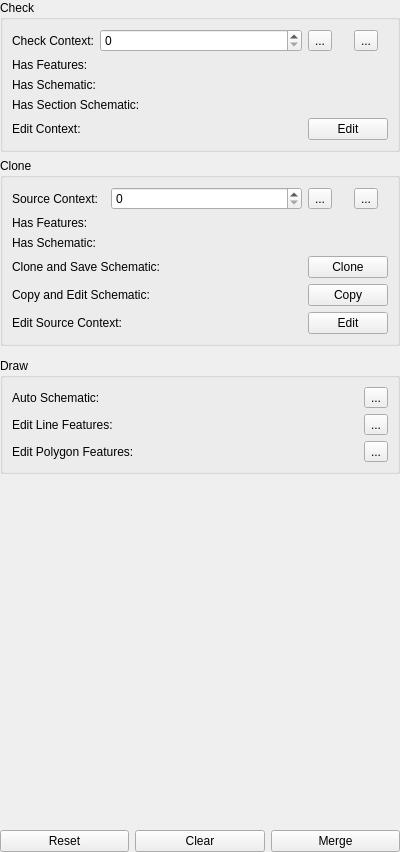
Above: src/schematic_widget_base.ui from lparchaeology/ArkPlan before the change. Below: the same form after it.
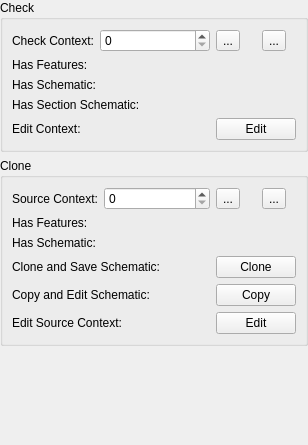
That is the form after the change. Icons and pictures are not drawn. Custom widgets are drawn as their Qt base class.

The edit to the form file:
```diff
--- a/src/schematic_widget_base.ui
+++ b/src/schematic_widget_base.ui
@@ -6,58 +6,25 @@
    <rect>
     <x>0</x>
     <y>0</y>
-    <width>400</width>
-    <height>852</height>
+    <width>308</width>
+    <height>445</height>
    </rect>
   </property>
   <property name="windowTitle">
    <string>Form</string>
   </property>
-  <layout class="QVBoxLayout" name="verticalLayout_2">
+  <layout class="QGridLayout" name="gridLayout">
    <property name="margin">
     <number>0</number>
    </property>
-   <item>
-    <widget class="QScrollArea" name="scrollArea">
-     <property name="sizePolicy">
-      <sizepolicy hsizetype="MinimumExpanding" vsizetype="Expanding">
-       <horstretch>0</horstretch>
-       <verstretch>0</verstretch>
-      </sizepolicy>
-     </property>
-     <property name="frameShape">
-      <enum>QFrame::NoFrame</enum>
-     </property>
-     <property name="widgetResizable">
-      <bool>true</bool>
-     </property>
-     <widget class="QWidget" name="scrollAreaWidgetContents">
-      <property name="geometry">
-       <rect>
-        <x>0</x>
-        <y>0</y>
-        <width>400</width>
-        <height>810</height>
-       </rect>
-      </property>
-      <layout class="QVBoxLayout" name="verticalLayout">
-       <property name="margin">
-        <number>0</number>
-       </property>
-       <item>
+   <item row="0" column="0">
         <widget class="QGroupBox" name="checkGroup">
          <property name="title">
           <string>Check</string>
          </property>
-         <layout class="QGridLayout" name="gridLayout_5">
-          <item row="2" column="7" alignment="Qt::AlignHCenter">
-           <widget class="QLabel" name="contextDataStatusLabel">
-            <property name="maximumSize">
-             <size>
-              <width>16</width>
-              <height>16</height>
-             </size>
-            </property>
+     <layout class="QGridLayout" name="gridLayout_6">
+      <item row="3" column="6" colspan="2" alignment="Qt::AlignHCenter">
+       <widget class="QLabel" name="contextSchematicStatusLabel_2">
             <property name="text">
              <string/>
             </property>
@@ -66,6 +33,13 @@
             </property>
            </widget>
           </item>
+      <item row="5" column="6" colspan="2">
+       <widget class="QPushButton" name="editContextButton_2">
+        <property name="text">
+         <string>Edit</string>
+        </property>
+       </widget>
+      </item>
           <item row="5" column="0" colspan="4">
            <widget class="QLabel" name="editContexLabel">
             <property name="text">
@@ -73,10 +47,13 @@
             </property>
            </widget>
           </item>
-          <item row="2" column="6">
-           <widget class="QLabel" name="label_4">
+      <item row="0" column="0">
+       <widget class="QLabel" name="contextLabel_2">
             <property name="text">
-             <string/>
+         <string>Check Context:</string>
+        </property>
+        <property name="buddy">
+         <cstring>contextSpin</cstring>
             </property>
            </widget>
           </item>
@@ -101,24 +78,13 @@
             </property>
            </widget>
           </item>
-          <item row="2" column="0" colspan="4">
-           <widget class="QLabel" name="contextDataLabel">
+      <item row="4" column="6" colspan="2" alignment="Qt::AlignHCenter">
+       <widget class="QLabel" name="sectionSchematicStatusLabel_2">
             <property name="text">
-             <string>Has Features:</string>
-            </property>
-           </widget>
-          </item>
-          <item row="0" column="7">
-           <widget class="QToolButton" name="zoomContextTool">
-            <property name="toolTip">
-             <string>&lt;html&gt;&lt;head/&gt;&lt;body&gt;&lt;p&gt;Zoom to Context&lt;/p&gt;&lt;/body&gt;&lt;/html&gt;</string>
-            </property>
-            <property name="text">
-             <string>...</string>
-            </property>
-            <property name="icon">
-             <iconset resource="resources.qrc">
-              <normaloff>:/plugins/ark/plan/zoomToItem.svg</normaloff>:/plugins/ark/plan/zoomToItem.svg</iconset>
+         <string/>
+        </property>
+        <property name="pixmap">
+         <pixmap resource="resources.qrc">:/plugins/ark/plan/statusUnknown.png</pixmap>
             </property>
            </widget>
           </item>
@@ -132,47 +98,24 @@
             </property>
            </widget>
           </item>
-          <item row="5" column="6" colspan="2">
-           <widget class="QPushButton" name="editContextButton">
+      <item row="2" column="0" colspan="4">
+       <widget class="QLabel" name="contextDataLabel_2">
             <property name="text">
-             <string>Edit</string>
+         <string>Has Features:</string>
             </property>
            </widget>
           </item>
-          <item row="0" column="0">
-           <widget class="QLabel" name="contextLabel">
-            <property name="text">
-             <string>Check Context:</string>
-            </property>
-            <property name="buddy">
-             <cstring>contextSpin</cstring>
-            </property>
-           </widget>
-          </item>
-          <item row="3" column="7" alignment="Qt::AlignHCenter">
-           <widget class="QLabel" name="contextSchematicStatusLabel">
+      <item row="0" column="7">
+       <widget class="QToolButton" name="zoomContextTool_2">
+        <property name="toolTip">
+         <string>&lt;html&gt;&lt;head/&gt;&lt;body&gt;&lt;p&gt;Zoom to Context&lt;/p&gt;&lt;/body&gt;&lt;/html&gt;</string>
+        </property>
             <property name="text">
-             <string/>
-            </property>
-            <property name="pixmap">
-             <pixmap resource="resources.qrc">:/plugins/ark/plan/statusUnknown.png</pixmap>
-            </property>
-           </widget>
-          </item>
-          <item row="3" column="6">
-           <widget class="QLabel" name="label_5">
-            <property name="text">
-             <string/>
-            </property>
-           </widget>
-          </item>
-          <item row="4" column="7" alignment="Qt::AlignHCenter">
-           <widget class="QLabel" name="sectionSchematicStatusLabel">
-            <property name="text">
-             <string/>
-            </property>
-            <property name="pixmap">
-             <pixmap resource="resources.qrc">:/plugins/ark/plan/statusUnknown.png</pixmap>
+         <string>...</string>
+        </property>
+        <property name="icon">
+         <iconset resource="resources.qrc">
+          <normaloff>:/plugins/ark/plan/zoomToItem.svg</normaloff>:/plugins/ark/plan/zoomToItem.svg</iconset>
             </property>
            </widget>
           </item>
@@ -186,7 +129,7 @@
          </layout>
         </widget>
        </item>
-       <item>
+   <item row="1" column="0">
         <widget class="QGroupBox" name="cloneGroup">
          <property name="title">
           <string>Clone</string>
@@ -216,13 +159,6 @@
             </property>
            </widget>
           </item>
-          <item row="3" column="3">
-           <widget class="QLabel" name="label_7">
-            <property name="text">
-             <string/>
-            </property>
-           </widget>
-          </item>
           <item row="3" column="0" colspan="3">
            <widget class="QLabel" name="sourceSchematicLabel">
             <property name="text">
@@ -272,22 +208,6 @@
             </property>
            </widget>
           </item>
-          <item row="3" column="4" alignment="Qt::AlignHCenter">
-           <widget class="QLabel" name="sourceSchematicStatusLabel">
-            <property name="maximumSize">
-             <size>
-              <width>16</width>
-              <height>16</height>
-             </size>
-            </property>
-            <property name="text">
-             <string/>
-            </property>
-            <property name="pixmap">
-             <pixmap resource="resources.qrc">:/plugins/ark/plan/statusUnknown.png</pixmap>
-            </property>
-           </widget>
-          </item>
           <item row="4" column="3" colspan="2">
            <widget class="QPushButton" name="cloneSourceButton">
             <property name="text">
@@ -295,22 +215,6 @@
             </property>
            </widget>
           </item>
-          <item row="2" column="4" alignment="Qt::AlignHCenter">
-           <widget class="QLabel" name="sourceDataStatusLabel">
-            <property name="maximumSize">
-             <size>
-              <width>16</width>
-              <height>16</height>
-             </size>
-            </property>
-            <property name="text">
-             <string/>
-            </property>
-            <property name="pixmap">
-             <pixmap resource="resources.qrc">:/plugins/ark/plan/statusUnknown.png</pixmap>
-            </property>
-           </widget>
-          </item>
           <item row="0" column="1" colspan="2">
            <widget class="QSpinBox" name="sourceContextSpin">
             <property name="toolTip">
@@ -335,152 +239,44 @@
             </property>
            </widget>
           </item>
-          <item row="2" column="3">
-           <widget class="QLabel" name="label_6">
+      <item row="3" column="3" colspan="2" alignment="Qt::AlignHCenter">
+       <widget class="QLabel" name="sourceSchematicStatusLabel">
             <property name="text">
              <string/>
+        </property>
+        <property name="pixmap">
+         <pixmap resource="resources.qrc">:/plugins/ark/plan/statusUnknown.png</pixmap>
+        </property>
+       </widget>
+      </item>
+      <item row="2" column="3" colspan="2" alignment="Qt::AlignHCenter">
+       <widget class="QLabel" name="sourceDataStatusLabel">
+        <property name="text">
+         <string/>
+        </property>
+        <property name="pixmap">
+         <pixmap resource="resources.qrc">:/plugins/ark/plan/statusUnknown.png</pixmap>
             </property>
            </widget>
           </item>
          </layout>
-        </widget>
-       </item>
-       <item>
-        <widget class="MetadataWidget" name="metadataWidget" native="true"/>
-       </item>
-       <item>
-        <widget class="QGroupBox" name="drawGroup">
-         <property name="title">
-          <string>Draw</string>
-         </property>
-         <layout class="QGridLayout" name="gridLayout_4">
-          <item row="0" column="0" colspan="2">
-           <layout class="QGridLayout" name="contextToolsLayout"/>
-          </item>
-          <item row="1" column="0">
-           <widget class="QLabel" name="autoSchematiclLabel">
-            <property name="text">
-             <string>Auto Schematic:</string>
-            </property>
-           </widget>
-          </item>
-          <item row="1" column="1">
-           <widget class="QToolButton" name="autoSchematicTool">
-            <property name="toolTip">
-             <string>&lt;html&gt;&lt;head/&gt;&lt;body&gt;&lt;p&gt;Auto Schematic&lt;/p&gt;&lt;/body&gt;&lt;/html&gt;</string>
-            </property>
-            <property name="text">
-             <string>...</string>
-            </property>
-            <property name="icon">
-             <iconset resource="resources.qrc">
-              <normaloff>:/plugins/ark/plan/autoSchematic.png</normaloff>:/plugins/ark/plan/autoSchematic.png</iconset>
-            </property>
-           </widget>
-          </item>
-          <item row="3" column="0">
-           <widget class="QLabel" name="editPolygonsLabel">
-            <property name="text">
-             <string>Edit Polygon Features:</string>
-            </property>
            </widget>
           </item>
           <item row="2" column="0">
-           <widget class="QLabel" name="editLinesLabel">
-            <property name="text">
-             <string>Edit Line Features:</string>
-            </property>
-           </widget>
-          </item>
-          <item row="2" column="1">
-           <widget class="QToolButton" name="editLinesTool">
-            <property name="toolTip">
-             <string>&lt;html&gt;&lt;head/&gt;&lt;body&gt;&lt;p&gt;Edit Line Features&lt;/p&gt;&lt;/body&gt;&lt;/html&gt;</string>
-            </property>
-            <property name="text">
-             <string>...</string>
-            </property>
-            <property name="icon">
-             <iconset resource="resources.qrc">
-              <normaloff>:/plugins/ark/plan/nodeTool.png</normaloff>:/plugins/ark/plan/nodeTool.png</iconset>
-            </property>
-           </widget>
-          </item>
-          <item row="3" column="1">
-           <widget class="QToolButton" name="editPolygonsTool">
-            <property name="toolTip">
-             <string>&lt;html&gt;&lt;head/&gt;&lt;body&gt;&lt;p&gt;Edit Polygon Features&lt;/p&gt;&lt;/body&gt;&lt;/html&gt;</string>
-            </property>
-            <property name="text">
-             <string>...</string>
-            </property>
-            <property name="icon">
-             <iconset resource="resources.qrc">
-              <normaloff>:/plugins/ark/plan/nodeTool.png</normaloff>:/plugins/ark/plan/nodeTool.png</iconset>
-            </property>
-           </widget>
-          </item>
-         </layout>
-        </widget>
-       </item>
-       <item>
         <spacer name="verticalSpacer">
          <property name="orientation">
           <enum>Qt::Vertical</enum>
          </property>
          <property name="sizeHint" stdset="0">
           <size>
-           <width>17</width>
-           <height>10</height>
+       <width>14</width>
+       <height>17</height>
           </size>
          </property>
         </spacer>
        </item>
       </layout>
      </widget>
-    </widget>
-   </item>
-   <item>
-    <layout class="QHBoxLayout" name="buttonGroup">
-     <item>
-      <widget class="QPushButton" name="resetButton">
-       <property name="text">
-        <string>Reset</string>
-       </property>
-      </widget>
-     </item>
-     <item>
-      <widget class="QPushButton" name="clearButton">
-       <property name="toolTip">
-        <string>Clear unsaved changes from work layers</string>
-       </property>
-       <property name="text">
-        <string>Clear</string>
-       </property>
-      </widget>
-     </item>
-     <item>
-      <widget class="QPushButton" name="mergeButton">
-       <property name="toolTip">
-        <string>Move new context to main layers</string>
-       </property>
-       <property name="text">
-        <string>Merge</string>
-       </property>
-      </widget>
-     </item>
-    </layout>
-   </item>
-  </layout>
- </widget>
- <customwidgets>
-  <customwidget>
-   <class>MetadataWidget</class>
-   <extends>QWidget</extends>
-   <header>metadata_widget.h</header>
-   <container>1</container>
-  </customwidget>
- </customwidgets>
  <resources>
   <include location="resources.qrc"/>
   <include location="resources.qrc"/>
```
Left out of the diff: 29 changed lines with no effect on the pictures. Lines whose indentation alone changed are shown as unchanged.
